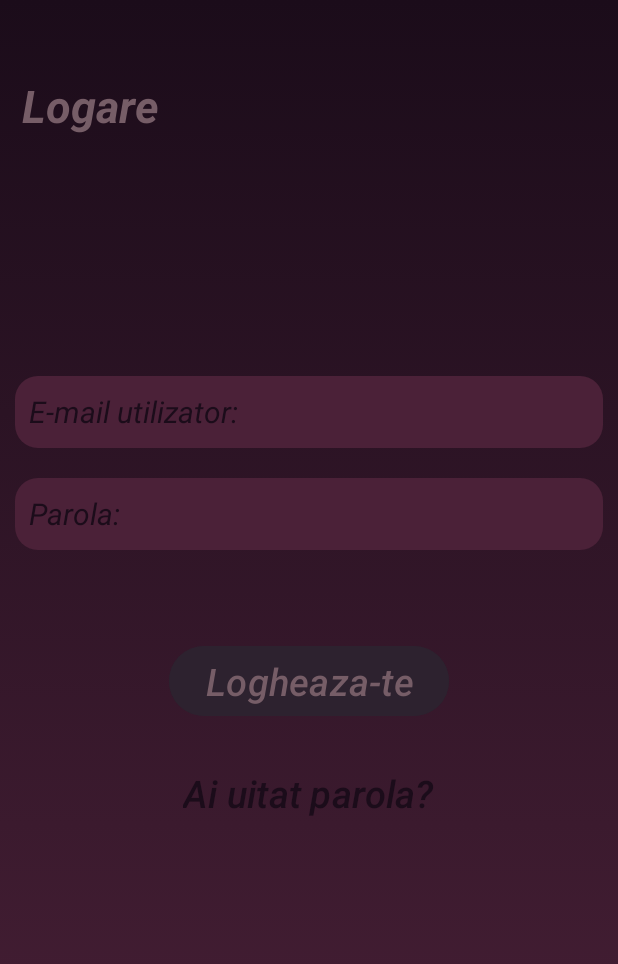
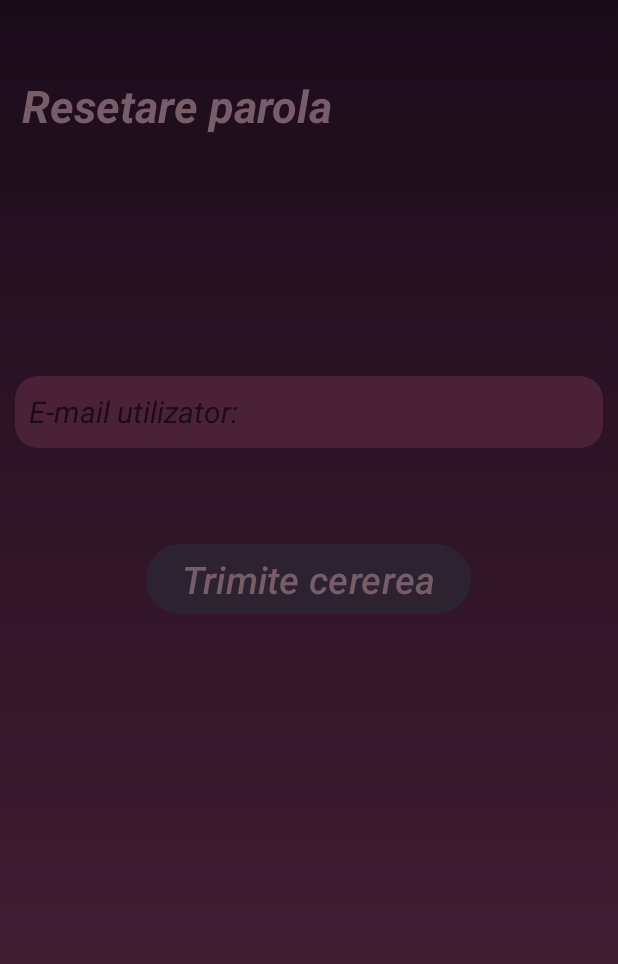
Before and after one commit to AlexandraFrij/LucrareLicenta, an Android app: the LoginPage screen opened directly, with no data from a screen before it, after a tap on "Ai uitat parola?", on a phone screen of 412 x 824 dp. Shown: the top 964 px of the screen. Run offline under Robolectric (Android 15) with nearby library versions, the phone set to English and light mode, and no system bars.

Commit message:
adaugat pagini resetat parola, more routing

```diff
--- a/app/src/main/AndroidManifest.xml
+++ b/app/src/main/AndroidManifest.xml
@@ -31,6 +31,8 @@
     <activity android:name=".HomePage" android:exported="true" />
     <activity android:name=".NotificationsPage" android:exported="true"/>
     <activity android:name=".ProfilePage" android:exported="true"/>
+    <activity android:name=".ForgotPasswordPage" android:exported="true"/>
+    <activity android:name=".ResetPassword" android:exported="true"/>
 
     </application>
     </manifest>
--- /dev/null
+++ b/app/src/main/java/com/example/licenta/ForgotPasswordPage.java
@@ -0,0 +1,16 @@
+package com.example.licenta;
+
+import android.content.Intent;
+import android.os.Bundle;
+import androidx.appcompat.app.AppCompatActivity;
+import android.view.View;
+import android.widget.Button;
+
+public class ForgotPasswordPage extends AppCompatActivity {
+
+    @Override
+    protected void onCreate(Bundle savedInstanceState) {
+        super.onCreate(savedInstanceState);
+        setContentView(R.layout.forgot_password_page);
+    }
+}
--- a/app/src/main/java/com/example/licenta/LoginPage.java
+++ b/app/src/main/java/com/example/licenta/LoginPage.java
@@ -25,7 +25,7 @@ public class LoginPage extends AppCompatActivity {
                 else
                 if (v.getId() == R.id.forgotpassword)
                 {
-                    Intent loginIntent = new Intent(LoginPage.this, LoginPage.class);
+                    Intent loginIntent = new Intent(LoginPage.this, ForgotPasswordPage.class);
                     startActivity(loginIntent);
                 }
                 else
--- /dev/null
+++ b/app/src/main/res/layout/forgot_password_page.xml
@@ -0,0 +1,48 @@
+<?xml version="1.0" encoding="utf-8"?>
+<RelativeLayout xmlns:android="http://schemas.android.com/apk/res/android"
+    android:layout_width="match_parent"
+    android:layout_height="match_parent"
+    android:background="@drawable/gradient_background"
+    android:id="@+id/forgotPasword"
+    xmlns:tools="http://schemas.android.com/tools"
+    tools:context=".ForgotPasswordPage">
+
+    <TextView
+        android:id="@+id/text"
+        android:layout_width="wrap_content"
+        android:layout_height="wrap_content"
+        android:layout_marginTop = "50dp"
+        android:layout_marginBottom="150dp"
+        android:gravity="center_vertical"
+        android:text="  Resetare parola"
+        android:textColor="@color/a765d67"
+        android:textSize="30dp"
+        android:textStyle="bold|italic" />
+
+    <EditText
+        android:layout_width="match_parent"
+        android:layout_height="48dp"
+        android:hint="  E-mail utilizator:"
+        android:textColorHint="@color/a1b0c1a"
+        android:textSize="20dp"
+        android:textStyle="italic"
+        android:background="@drawable/rounded_corners_background"
+        android:id="@+id/userEmail"
+        android:layout_below="@id/text"
+        android:layout_margin="10dp"
+        />
+
+    <com.google.android.material.button.MaterialButton
+        android:layout_width="wrap_content"
+        android:layout_height="wrap_content"
+        android:text="Trimite cererea"
+        android:textSize="25dp"
+        android:textStyle="italic"
+        android:textColor="@color/a765d67"
+        android:backgroundTint="@color/a2d222f"
+        android:id="@+id/sendEmailBtn"
+        android:layout_below="@id/userEmail"
+        android:layout_centerHorizontal="true"
+        android:layout_marginTop="50dp"/>
+
+</RelativeLayout>
```
Also changed, not shown: app/src/main/java/com/example/licenta/HomePage.java (+11 -0 lines), app/src/main/java/com/example/licenta/ProfilePage.java (+9 -4 lines), app/src/main/java/com/example/licenta/ResetPassword.java (added, +17 -0 lines), app/src/main/res/layout/home_page.xml (+8 -0 lines), app/src/main/res/layout/profile_page.xml (+13 -12 lines), app/src/main/res/layout/reset_password.xml (added, +88 -0 lines).
